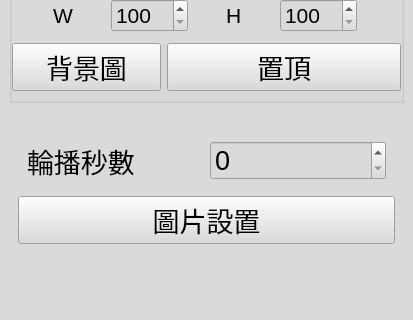
The window that src/ActiveManager/LayerEditor.ui (roger0816/BoardT) describes before a commit, drawn with Qt 5; both pictures show x 0 to 413 and y 156 to 476 of the 413 by 695 pixel window.
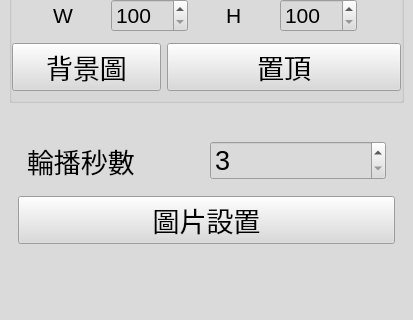
The same window after the commit.

The edit to the form file:
```diff
--- a/src/ActiveManager/LayerEditor.ui
+++ b/src/ActiveManager/LayerEditor.ui
@@ -715,6 +715,9 @@
                  <pointsize>20</pointsize>
                 </font>
                </property>
+               <property name="minimum">
+                <number>3</number>
+               </property>
                <property name="maximum">
                 <number>999</number>
                </property>
```
Left out of the diff: 2 changed lines with no effect on the pictures.
